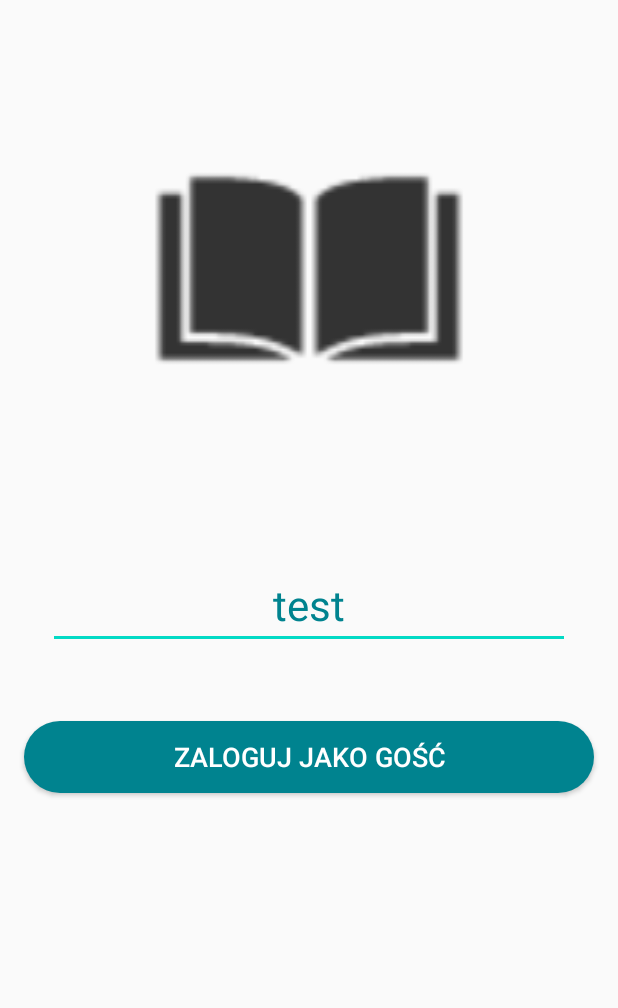
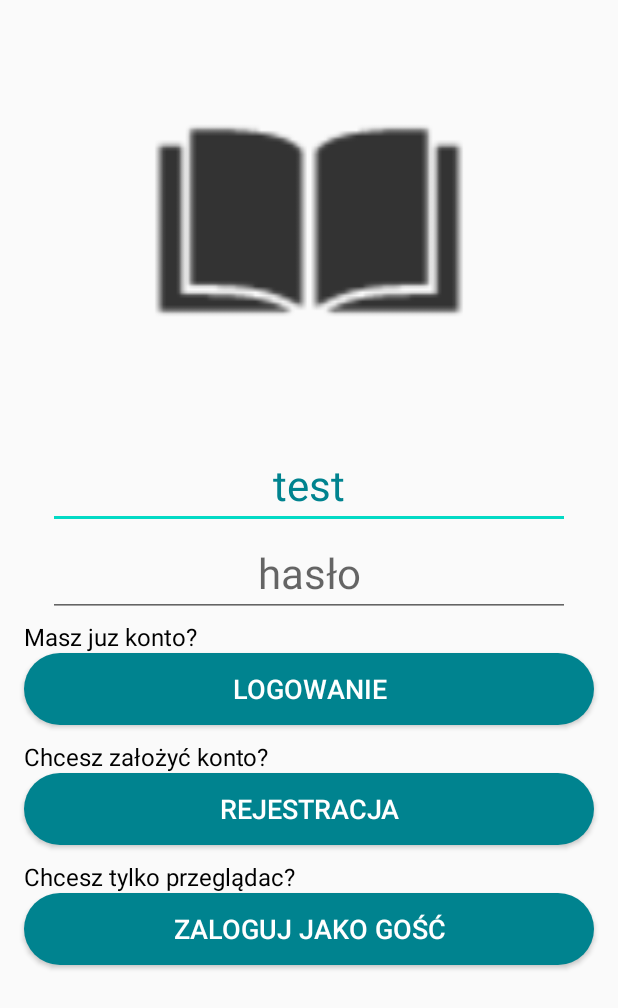
Before and after one commit to kamilpinas/library-client-kotlin, an Android app: the screen it shows after launch (MainActivity), on a phone screen of 412 x 824 dp. Shown: the top 1008 px of the screen. Run offline under Robolectric (Android 15) with nearby library versions, the phone set to English and light mode, and no system bars; our stand-ins replace navigation-ui.

Commit message:
menu logowania zaczete

```diff
--- a/ksiegarnia_klient/src/main/java/com/example/ksiegarnia_klient/ui/settings/SettingsFragment.kt
+++ b/ksiegarnia_klient/src/main/java/com/example/ksiegarnia_klient/ui/settings/SettingsFragment.kt
@@ -26,12 +26,12 @@ class SettingsFragment : Fragment()  {
         settingsViewModel =
             ViewModelProviders.of(this).get(SettingsViewModel::class.java)
         val root = inflater.inflate(R.layout.fragment_settings, container, false)
-        val button = root.findViewById<Button>(R.id.loginButton)
+        val loginAsGuestButton = root.findViewById<Button>(R.id.loginAsGuestButton)
         loginInput = root.findViewById(R.id.loginInput)
 
         loadLogin()
 
-        button.setOnClickListener {
+        loginAsGuestButton.setOnClickListener {
             saveLogin()
             navView.setCheckedItem(R.id.nav_shoutbox)
 
--- a/ksiegarnia_klient/src/main/res/layout/fragment_settings.xml
+++ b/ksiegarnia_klient/src/main/res/layout/fragment_settings.xml
@@ -6,19 +6,15 @@
     android:layout_height="match_parent"
     tools:context=".ui.settings.SettingsFragment">
 
-    <com.google.android.material.textfield.TextInputEditText
-        android:id="@+id/loginInput"
-        style="@style/inputStyle"
-        android:layout_width="match_parent"
+    <TextView
+        android:id="@+id/loginHintTextView"
+        android:layout_width="wrap_content"
         android:layout_height="wrap_content"
-        android:layout_marginStart="32dp"
-        android:layout_marginTop="48dp"
-        android:layout_marginEnd="32dp"
-        android:hint="Enter nickname here"
-        app:layout_constraintEnd_toEndOf="parent"
-        app:layout_constraintHorizontal_bias="0.0"
-        app:layout_constraintStart_toStartOf="parent"
-        app:layout_constraintTop_toBottomOf="@+id/imageView2" />
+        android:text="Masz juz konto?"
+        android:textColor="#000000"
+        android:textSize="16sp"
+        app:layout_constraintBottom_toTopOf="@+id/loginButton"
+        app:layout_constraintStart_toStartOf="@+id/loginButton" />
 
     <Button
         android:id="@+id/loginButton"
@@ -26,21 +22,96 @@
         android:layout_width="fill_parent"
         android:layout_height="wrap_content"
         android:layout_marginStart="16dp"
-        android:layout_marginTop="48dp"
+        android:layout_marginTop="24dp"
+        android:layout_marginEnd="16dp"
+        android:background="@drawable/button_background"
+        android:text="LOGOWANIE"
+        app:layout_constraintEnd_toEndOf="parent"
+        app:layout_constraintHorizontal_bias="1.0"
+        app:layout_constraintStart_toStartOf="parent"
+        app:layout_constraintTop_toBottomOf="@+id/passwordInput" />
+
+    <Button
+        android:id="@+id/loginAsGuestButton"
+        style="@style/buttonStyle"
+        android:layout_width="fill_parent"
+        android:layout_height="wrap_content"
+        android:layout_marginStart="16dp"
+        android:layout_marginTop="32dp"
         android:layout_marginEnd="16dp"
         android:background="@drawable/button_background"
         android:text="Zaloguj jako gość"
         app:layout_constraintEnd_toEndOf="parent"
+        app:layout_constraintHorizontal_bias="0.0"
+        app:layout_constraintStart_toStartOf="parent"
+        app:layout_constraintTop_toBottomOf="@+id/registerButton" />
+
+    <com.google.android.material.textfield.TextInputEditText
+        android:id="@+id/loginInput"
+        style="@style/inputStyle"
+        android:layout_width="match_parent"
+        android:layout_height="wrap_content"
+        android:layout_marginStart="32dp"
+        android:layout_marginEnd="32dp"
+        android:hint="login"
+        app:layout_constraintEnd_toEndOf="parent"
+        app:layout_constraintHorizontal_bias="0.0"
+        app:layout_constraintStart_toStartOf="parent"
+        app:layout_constraintTop_toBottomOf="@+id/imageView2" />
+
+    <com.google.android.material.textfield.TextInputEditText
+        android:id="@+id/passwordInput"
+        style="@style/inputStyle"
+        android:layout_width="match_parent"
+        android:layout_height="wrap_content"
+        android:layout_marginStart="32dp"
+        android:layout_marginEnd="32dp"
+        android:hint="hasło"
+        app:layout_constraintEnd_toEndOf="parent"
+        app:layout_constraintHorizontal_bias="0.0"
+        app:layout_constraintStart_toStartOf="parent"
+        app:layout_constraintTop_toBottomOf="@+id/loginInput" />
+
+    <Button
+        android:id="@+id/registerButton"
+        style="@style/buttonStyle"
+        android:layout_width="fill_parent"
+        android:layout_height="wrap_content"
+        android:layout_marginStart="16dp"
+        android:layout_marginTop="32dp"
+        android:layout_marginEnd="16dp"
+        android:background="@drawable/button_background"
+        android:text="REJESTRACJA"
+        app:layout_constraintEnd_toEndOf="parent"
         app:layout_constraintHorizontal_bias="1.0"
         app:layout_constraintStart_toStartOf="parent"
-        app:layout_constraintTop_toBottomOf="@+id/loginInput" />
+        app:layout_constraintTop_toBottomOf="@+id/loginButton" />
+
+    <TextView
+        android:id="@+id/guestHintTextView"
+        android:layout_width="wrap_content"
+        android:layout_height="wrap_content"
+        android:text="Chcesz tylko przeglądac?"
+        android:textColor="#000000"
+        android:textSize="16sp"
+        app:layout_constraintBottom_toTopOf="@+id/loginAsGuestButton"
+        app:layout_constraintStart_toStartOf="@+id/loginAsGuestButton" />
+
+    <TextView
+        android:id="@+id/registerHintTextView"
+        android:layout_width="wrap_content"
+        android:layout_height="wrap_content"
+        android:text="Chcesz założyć konto?"
+        android:textColor="#000000"
+        android:textSize="16sp"
+        app:layout_constraintBottom_toTopOf="@+id/registerButton"
+        app:layout_constraintStart_toStartOf="@+id/registerButton" />
 
     <ImageView
         android:id="@+id/imageView2"
         android:layout_width="372dp"
         android:layout_height="294dp"
         android:layout_marginStart="32dp"
-        android:layout_marginTop="32dp"
         android:layout_marginEnd="32dp"
         android:src="@drawable/book_icon"
         app:layout_constraintEnd_toEndOf="parent"
```
